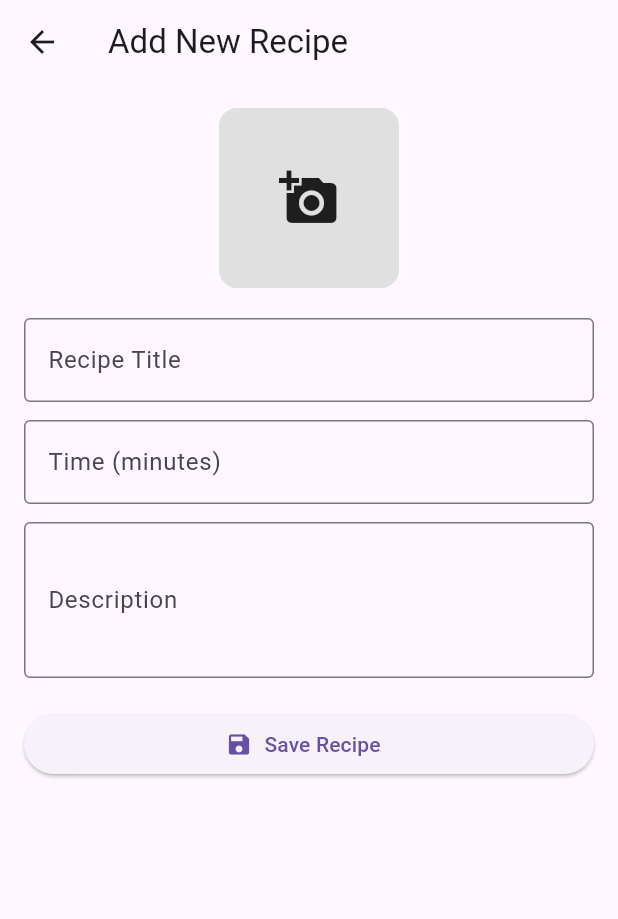
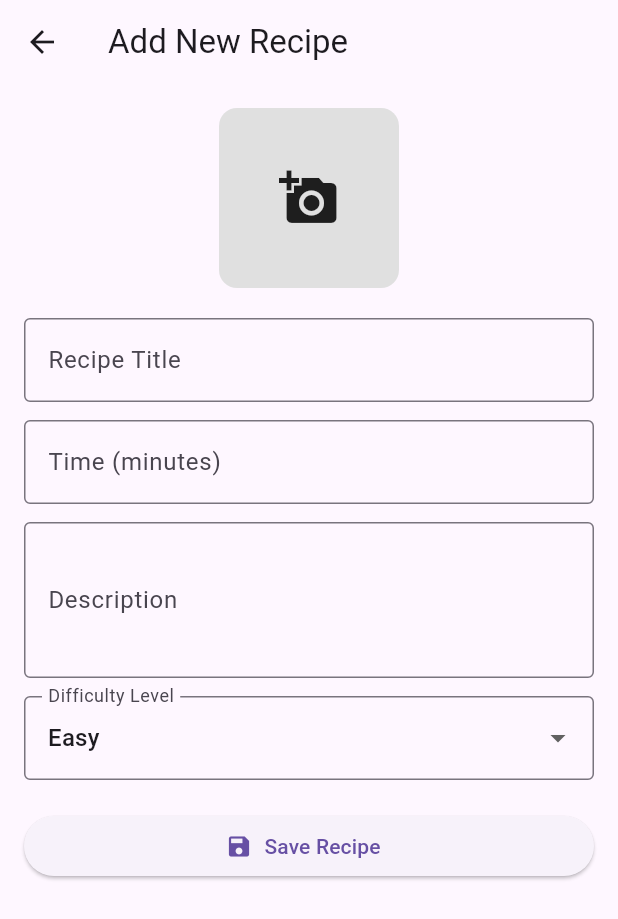
Before and after one commit to AggelosTse/Cooking-App, a Flutter app: the screen it shows after launch, after a tap on the "add" icon, on a phone screen of 412 x 824 dp. Shown: the top 919 px of the screen. Run offline on Flutter 3.47's test engine with Material 3 defaults, Android fonts, the phone set to English and light mode, and no system bars; our stand-ins replace hive, image_picker; accounts and stored records are empty.

Commit message:
added difficulty changer option

```diff
--- a/lib/main.dart
+++ b/lib/main.dart
@@ -1,5 +1,3 @@
-// [START OF FILE]
-
 import 'package:flutter/material.dart';
 import 'package:hive/hive.dart';
 import 'package:path_provider/path_provider.dart';
@@ -389,6 +387,8 @@ class _AddRecipePageState extends State<AddRecipePage> {
   final TextEditingController _timeController = TextEditingController();
   final TextEditingController _descriptionController = TextEditingController();
 
+  String _selectedDifficulty = 'Easy';
+
   Future<void> _pickImage() async {
     final XFile? pickedFile =
         await _picker.pickImage(source: ImageSource.gallery);
@@ -413,6 +413,8 @@ class _AddRecipePageState extends State<AddRecipePage> {
         title: title,
         time: time,
         description: description,
+        difficultyLevel: _selectedDifficulty,
+        difficulty: 0,
       );
       widget.onAdd(newRecipe);
       Navigator.pop(context);
@@ -473,6 +475,25 @@ class _AddRecipePageState extends State<AddRecipePage> {
                 labelText: 'Description',
                 border: OutlineInputBorder(),
               ),
+            ),
+            const SizedBox(height: 12),
+            DropdownButtonFormField<String>(
+              value: _selectedDifficulty,
+              decoration: const InputDecoration(
+                labelText: 'Difficulty Level',
+                border: OutlineInputBorder(),
+              ),
+              items: ['Easy', 'Medium', 'Hard']
+                  .map((label) => DropdownMenuItem(
+                        value: label,
+                        child: Text(label),
+                      ))
+                  .toList(),
+              onChanged: (value) {
+                setState(() {
+                  _selectedDifficulty = value!;
+                });
+              },
             ),
             const SizedBox(height: 20),
             SizedBox(
```
